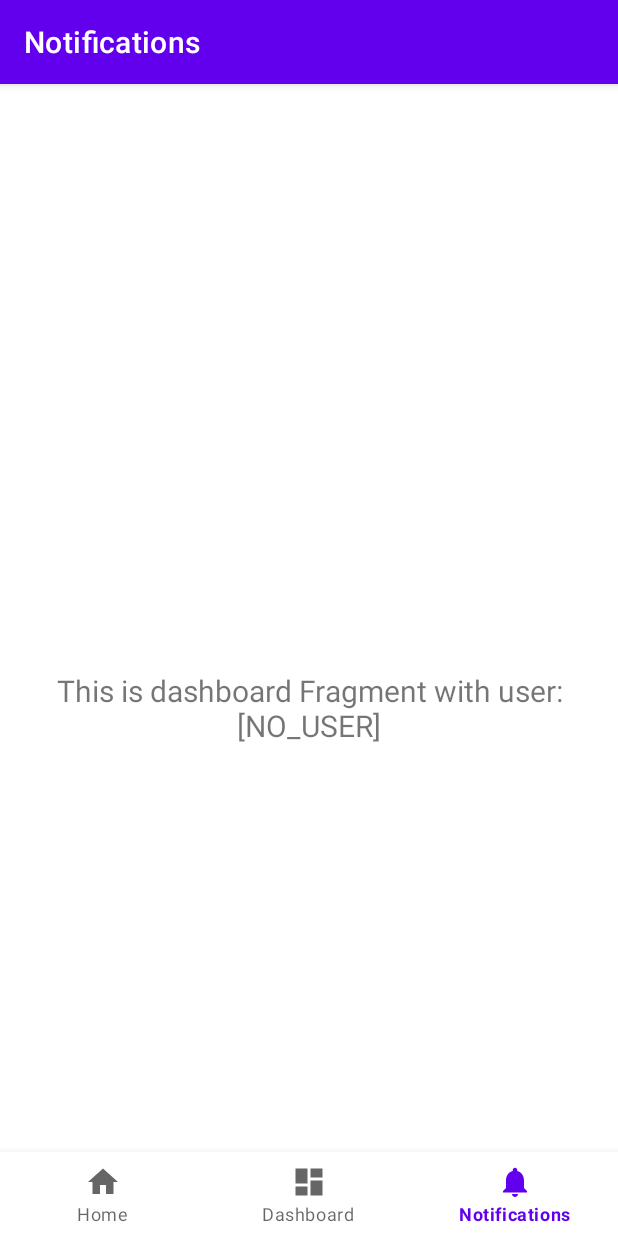
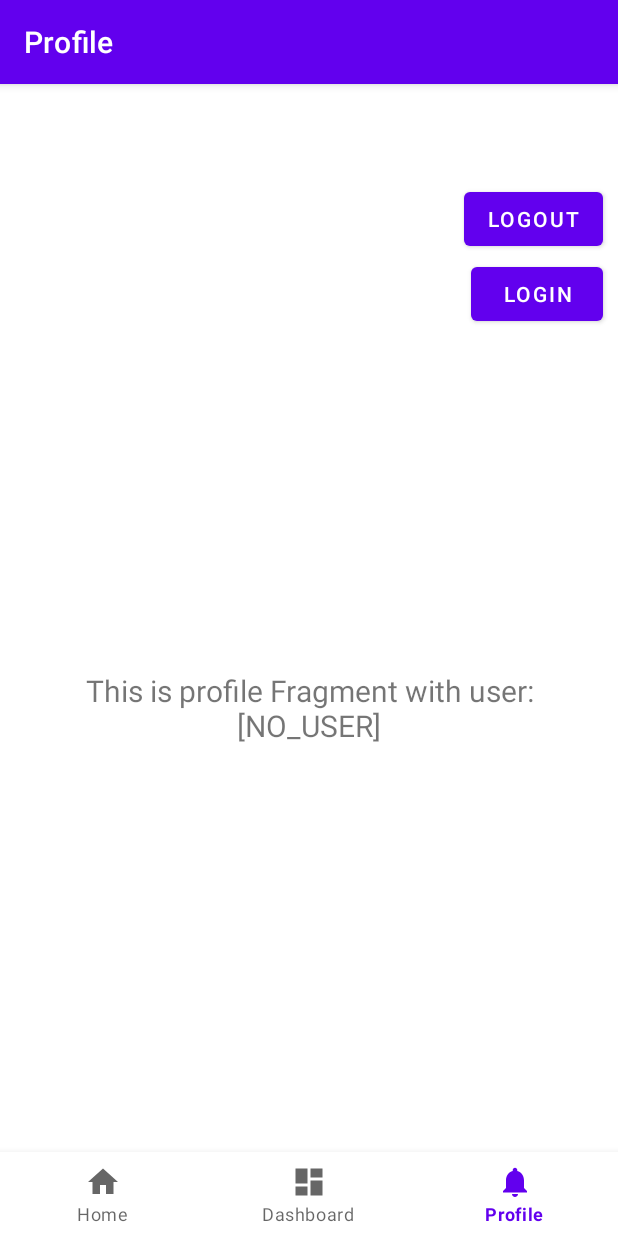
Before and after one commit to SPahooja/SocialSports, an Android app: the screen it shows after launch (MainActivity), item 3 of the bottom bar chosen, on a phone screen of 412 x 824 dp. Run offline under Robolectric (Android 15) with nearby library versions, the phone set to English and light mode, and no system bars; our stand-ins replace Dagger/Hilt's generated code, Firebase (no records; nobody signed in at launch, a user with empty details on screens opened directly), navigation-ui; libraries missing offline, so code that uses them is left out: com.firebase.ui; 1 statement that could not run was skipped.

Commit message:
Refactor/extract-firebase-auth-singleton (#12)
* refactor notification -> profile

* extract firebase auth singleton

```diff
--- a/app/src/main/java/com/uwcs446/socialsports/MainActivity.kt
+++ b/app/src/main/java/com/uwcs446/socialsports/MainActivity.kt
@@ -1,26 +1,17 @@
 package com.uwcs446.socialsports
 
-import android.content.Intent
 import android.os.Bundle
-import android.widget.Toast
 import androidx.activity.viewModels
 import androidx.appcompat.app.AppCompatActivity
 import androidx.navigation.findNavController
 import androidx.navigation.ui.AppBarConfiguration
 import androidx.navigation.ui.setupActionBarWithNavController
 import androidx.navigation.ui.setupWithNavController
-import com.firebase.ui.auth.IdpResponse.fromResultIntent
 import com.google.android.material.bottomnavigation.BottomNavigationView
 import com.google.firebase.auth.FirebaseAuth
 import com.uwcs446.socialsports.databinding.ActivityMainBinding
-import com.uwcs446.socialsports.services.user.FirebaseUserLoginService
-import com.uwcs446.socialsports.utils.RC_SIGN_IN
+import com.uwcs446.socialsports.services.user.UserLoginService
 import dagger.hilt.android.AndroidEntryPoint
-import com.firebase.ui.auth.IdpResponse
-import com.google.android.material.bottomnavigation.BottomNavigationView
-import com.google.firebase.auth.FirebaseAuth
-import com.uwcs446.socialsports.databinding.ActivityMainBinding
-import com.uwcs446.socialsports.services.user.CurrentUserService
 
 @AndroidEntryPoint
 class MainActivity :
@@ -36,15 +27,14 @@ class MainActivity :
         binding = ActivityMainBinding.inflate(layoutInflater)
         setContentView(binding.root)
 
-        mainViewModel.login(this)
-        FirebaseUserLoginService.login(this)
+        UserLoginService.login(this)
 
         val navView: BottomNavigationView = binding.navView
 
         val navController = findNavController(R.id.nav_host_fragment_activity_main)
         val appBarConfiguration = AppBarConfiguration(
             setOf(
-                R.id.navigation_home, R.id.navigation_dashboard, R.id.navigation_notifications
+                R.id.navigation_home, R.id.navigation_dashboard, R.id.navigation_profile
             )
         )
         setupActionBarWithNavController(navController, appBarConfiguration)
@@ -63,15 +53,15 @@ class MainActivity :
         mainViewModel.handleAuthChange()
     }
 
-    override fun onActivityResult(requestCode: Int, resultCode: Int, data: Intent?) {
-        super.onActivityResult(requestCode, resultCode, data)
-        if (requestCode == RC_SIGN_IN) {
-            if (resultCode == RESULT_OK) {
-                val response = fromResultIntent(data)
-                Toast.makeText(this, "Logged-In", Toast.LENGTH_SHORT).show() // TODO
-            } else {
-                Toast.makeText(this, "U messed up", Toast.LENGTH_SHORT).show() // TODO
-            }
-        }
-    }
+//    override fun onActivityResult(requestCode: Int, resultCode: Int, data: Intent?) {
+//        super.onActivityResult(requestCode, resultCode, data)
+//        if (requestCode == RC_SIGN_IN) {
+//            if (resultCode == RESULT_OK) {
+//                val response = fromResultIntent(data)
+//                Toast.makeText(this, "Logged-In", Toast.LENGTH_SHORT).show() // TODO
+//            } else {
+//                Toast.makeText(this, "U messed up", Toast.LENGTH_SHORT).show() // TODO
+//            }
+//        }
+//    }
 }
--- a/app/src/main/java/com/uwcs446/socialsports/MainViewModel.kt
+++ b/app/src/main/java/com/uwcs446/socialsports/MainViewModel.kt
@@ -1,18 +1,16 @@
 package com.uwcs446.socialsports
 
-import android.app.Activity
 import androidx.lifecycle.ViewModel
 import com.uwcs446.socialsports.services.user.UserRepository
 import dagger.hilt.android.lifecycle.HiltViewModel
 import javax.inject.Inject
 
 @HiltViewModel
-class MainViewModel @Inject constructor(private val userRepository: UserRepository) : ViewModel() {
+class MainViewModel
+@Inject constructor(
+    private val userRepository: UserRepository
+) : ViewModel() {
     fun handleAuthChange() {
         userRepository.handleAuthChange()
     }
-
-    fun login(activity: Activity) {
-        userRepository.login(activity)
-    }
 }
--- /dev/null
+++ b/app/src/main/java/com/uwcs446/socialsports/di/module/FirebaseModule.kt
@@ -0,0 +1,17 @@
+package com.uwcs446.socialsports.di.module
+
+import com.google.firebase.auth.FirebaseAuth
+import dagger.Module
+import dagger.Provides
+import dagger.hilt.InstallIn
+import dagger.hilt.components.SingletonComponent
+import javax.inject.Singleton
+
+@Module
+@InstallIn(SingletonComponent::class)
+class FirebaseModule {
+
+    @Provides
+    @Singleton
+    fun provideFirebaseAuth(): FirebaseAuth = FirebaseAuth.getInstance()
+}
--- a/app/src/main/java/com/uwcs446/socialsports/di/module/UserModule.kt
+++ b/app/src/main/java/com/uwcs446/socialsports/di/module/UserModule.kt
@@ -1,5 +1,6 @@
 package com.uwcs446.socialsports.di.module
 
+import com.google.firebase.auth.FirebaseAuth
 import com.uwcs446.socialsports.services.user.CurrentUserService
 import com.uwcs446.socialsports.services.user.UserRepository
 import dagger.Module
@@ -18,7 +19,7 @@ class UserModule {
 
     @Provides
     @Singleton
-    fun provideCurrentUserService() = CurrentUserService()
+    fun provideCurrentUserService(firebaseAuth: FirebaseAuth) = CurrentUserService(firebaseAuth)
 
 //
 //    @Singleton
--- a/app/src/main/java/com/uwcs446/socialsports/services/user/CurrentUserService.kt
+++ b/app/src/main/java/com/uwcs446/socialsports/services/user/CurrentUserService.kt
@@ -1,17 +1,18 @@
 package com.uwcs446.socialsports.services.user
 
-import android.app.Activity
 import androidx.lifecycle.LiveData
 import androidx.lifecycle.MutableLiveData
 import com.google.firebase.auth.FirebaseAuth
+import javax.inject.Inject
 
-class CurrentUserService :
+class CurrentUserService
+@Inject constructor(
+    private val firebaseAuth: FirebaseAuth
+) :
     UserRepository {
 
     // Can also use auth state listeners
     // https://firebase.google.com/docs/reference/android/com/google/firebase/auth/FirebaseAuth.AuthStateListener
-
-    private val firebase = FirebaseAuth.getInstance()
 
     private val _user = MutableLiveData<User>().apply {
         value = currentUser
@@ -20,7 +21,7 @@ class CurrentUserService :
     override val user: LiveData<User> = _user
 
     private val currentFirebaseUser
-        get() = firebase.currentUser
+        get() = firebaseAuth.currentUser
 
     private val currentUser
         get() = User.from(currentFirebaseUser)
@@ -30,20 +31,13 @@ class CurrentUserService :
     }
 
     override fun logout() {
-        firebase
+        firebaseAuth
             .signOut()
             .also { refreshUser() }
     }
 
-    override fun login(activity: Activity) {
-        if (currentFirebaseUser != null) return
-        FirebaseUserLoginService
-            .login(activity)
-            .also { refreshUser() }
-    }
-
     override fun handleAuthChange() {
-        // TODO handle user data changes
+        // TODO handle user data changes, enforce signing in
         refreshUser()
     }
 
--- a/app/src/main/java/com/uwcs446/socialsports/services/user/FirebaseUserLoginService.kt
+++ b/app/src/main/java/com/uwcs446/socialsports/services/user/UserLoginService.kt
@@ -3,12 +3,15 @@ package com.uwcs446.socialsports.services.user
 import android.app.Activity
 import androidx.core.app.ActivityCompat
 import com.firebase.ui.auth.AuthUI
+import com.google.firebase.auth.FirebaseAuth
 import com.uwcs446.socialsports.R
 import com.uwcs446.socialsports.utils.RC_SIGN_IN
 
-object FirebaseUserLoginService {
+object UserLoginService {
 
     fun login(activity: Activity) {
+
+        if (FirebaseAuth.getInstance().currentUser != null) return
 
         ActivityCompat.startActivityForResult(
             activity,
--- a/app/src/main/java/com/uwcs446/socialsports/services/user/UserRepository.kt
+++ b/app/src/main/java/com/uwcs446/socialsports/services/user/UserRepository.kt
@@ -1,6 +1,5 @@
 package com.uwcs446.socialsports.services.user
 
-import android.app.Activity
 import androidx.lifecycle.LiveData
 
 interface UserRepository {
@@ -11,7 +10,7 @@ interface UserRepository {
 
     fun logout()
 
-    fun login(activity: Activity)
+//    fun login(activity: Activity)
 
     fun handleAuthChange()
 }
--- a/app/src/main/java/com/uwcs446/socialsports/ui/dashboard/DashboardFragment.kt
+++ b/app/src/main/java/com/uwcs446/socialsports/ui/dashboard/DashboardFragment.kt
@@ -7,7 +7,6 @@ import android.view.ViewGroup
 import android.widget.TextView
 import androidx.fragment.app.Fragment
 import androidx.fragment.app.viewModels
-import androidx.lifecycle.ViewModelProvider
 import com.uwcs446.socialsports.databinding.FragmentDashboardBinding
 import dagger.hilt.android.AndroidEntryPoint
 
--- a/app/src/main/java/com/uwcs446/socialsports/ui/notifications/NotificationsFragment.kt
+++ /dev/null
@@ -1,57 +0,0 @@
-package com.uwcs446.socialsports.ui.notifications
-
-import android.os.Bundle
-import android.view.LayoutInflater
-import android.view.View
-import android.view.ViewGroup
-import android.widget.TextView
-import androidx.fragment.app.Fragment
-import androidx.lifecycle.ViewModelProvider
-import com.firebase.ui.auth.AuthUI
-import com.uwcs446.socialsports.databinding.FragmentNotificationsBinding
-import com.uwcs446.socialsports.utils.Resource
-import dagger.hilt.android.AndroidEntryPoint
-
-@AndroidEntryPoint
-class NotificationsFragment : Fragment() {
-
-    private lateinit var notificationsViewModel: NotificationsViewModel
-    private var _binding: FragmentNotificationsBinding? = null
-
-    private val binding get() = _binding!!
-
-    override fun onCreateView(
-        inflater: LayoutInflater,
-        container: ViewGroup?,
-        savedInstanceState: Bundle?
-    ): View {
-        notificationsViewModel =
-            ViewModelProvider(this).get(NotificationsViewModel::class.java)
-
-        _binding = FragmentNotificationsBinding.inflate(inflater, container, false)
-        val root: View = binding.root
-
-        binding.logoutButton.setOnClickListener { notificationsViewModel.handleLogout() }
-        binding.loginButton.setOnClickListener { notificationsViewModel.handleLogin(requireActivity()) }
-
-        val textView: TextView = binding.textNotifications
-        notificationsViewModel.text.observe(
-            viewLifecycleOwner,
-            {
-                textView.text = it
-            }
-        )
-        val res = notificationsViewModel.testResource()
-        when (res) {
-            is Resource.Error -> TODO()
-            is Resource.Loading -> TODO()
-            is Resource.Success -> TODO()
-        }
-        return root
-    }
-
-    override fun onDestroyView() {
-        super.onDestroyView()
-        _binding = null
-    }
-}
--- /dev/null
+++ b/app/src/main/java/com/uwcs446/socialsports/ui/profile/ProfileFragment.kt
@@ -0,0 +1,58 @@
+package com.uwcs446.socialsports.ui.profile
+
+import android.os.Bundle
+import android.view.LayoutInflater
+import android.view.View
+import android.view.ViewGroup
+import android.widget.TextView
+import androidx.fragment.app.Fragment
+import androidx.fragment.app.viewModels
+import com.uwcs446.socialsports.databinding.FragmentProfileBinding
+import com.uwcs446.socialsports.services.user.UserLoginService
+import com.uwcs446.socialsports.utils.Resource
+import dagger.hilt.android.AndroidEntryPoint
+
+@AndroidEntryPoint
+class ProfileFragment : Fragment() {
+
+    private val viewModel: ProfileViewModel by viewModels()
+    private var _binding: FragmentProfileBinding? = null
+
+    private val binding get() = _binding!!
+
+    override fun onCreateView(
+        inflater: LayoutInflater,
+        container: ViewGroup?,
+        savedInstanceState: Bundle?
+    ): View {
+
+        _binding = FragmentProfileBinding.inflate(inflater, container, false)
+        val root: View = binding.root
+
+        binding.logoutButton.setOnClickListener { viewModel.handleLogout() }
+        binding.loginButton.setOnClickListener { UserLoginService.login(requireActivity()) }
+
+        val textView: TextView = binding.textProfile
+        viewModel.text.observe(
+            viewLifecycleOwner,
+            {
+                textView.text = it
+            }
+        )
+        println(
+            "Resource is ${
+            when (viewModel.testResource()) {
+                is Resource.Error -> "in Error"
+                is Resource.Loading -> "Loading"
+                is Resource.Success -> "Done"
+            }
+            }"
+        )
+        return root
+    }
+
+    override fun onDestroyView() {
+        super.onDestroyView()
+        _binding = null
+    }
+}
--- a/app/src/main/java/com/uwcs446/socialsports/ui/notifications/NotificationsViewModel.kt
+++ b/app/src/main/java/com/uwcs446/socialsports/ui/profile/ProfileViewModel.kt
@@ -1,6 +1,5 @@
-package com.uwcs446.socialsports.ui.notifications
+package com.uwcs446.socialsports.ui.profile
 
-import android.app.Activity
 import androidx.lifecycle.LiveData
 import androidx.lifecycle.MutableLiveData
 import androidx.lifecycle.Observer
@@ -12,7 +11,7 @@ import dagger.hilt.android.lifecycle.HiltViewModel
 import javax.inject.Inject
 
 @HiltViewModel
-class NotificationsViewModel
+class ProfileViewModel
 @Inject constructor(
     private val userRepository: UserRepository
 ) : ViewModel() {
@@ -34,11 +33,7 @@ class NotificationsViewModel
         userRepository.logout()
     }
 
-    fun handleLogin(activity: Activity) {
-        userRepository.login(activity)
-    }
-
-    fun testResource(): Resource<String> {
+    fun testResource(): Resource<String> { // TODO remove
         return Resource.Loading("llll")
     }
 
@@ -48,5 +43,5 @@ class NotificationsViewModel
     }
 
     private fun computeLabel() =
-        "This is notifications Fragment with user: [${userRepository.getUser()?.id ?: "NO_USER"}]"
+        "This is profile Fragment with user: [${userRepository.getUser()?.id ?: "NO_USER"}]"
 }
--- /dev/null
+++ b/app/src/main/res/drawable-anydpi/ic_add_fab.xml
@@ -0,0 +1,11 @@
+<vector xmlns:android="http://schemas.android.com/apk/res/android"
+    android:width="24dp"
+    android:height="24dp"
+    android:viewportWidth="24"
+    android:viewportHeight="24"
+    android:tint="#FFFFFF"
+    android:alpha="0.8">
+  <path
+      android:fillColor="@android:color/white"
+      android:pathData="M19,13h-6v6h-2v-6H5v-2h6V5h2v6h6v2z"/>
+</vector>
--- a/app/src/main/res/layout/fragment_notifications.xml
+++ b/app/src/main/res/layout/fragment_profile.xml
@@ -4,10 +4,10 @@
     xmlns:tools="http://schemas.android.com/tools"
     android:layout_width="match_parent"
     android:layout_height="match_parent"
-    tools:context=".ui.notifications.NotificationsFragment">
+    tools:context=".ui.profile.ProfileFragment">
 
     <TextView
-        android:id="@+id/text_notifications"
+        android:id="@+id/text_profile"
         android:layout_width="match_parent"
         android:layout_height="wrap_content"
         android:layout_marginStart="8dp"
--- a/app/src/main/res/menu/bottom_nav_menu.xml
+++ b/app/src/main/res/menu/bottom_nav_menu.xml
@@ -12,8 +12,8 @@
         android:title="@string/title_dashboard" />
 
     <item
-        android:id="@+id/navigation_notifications"
+        android:id="@+id/navigation_profile"
         android:icon="@drawable/ic_notifications_black_24dp"
-        android:title="@string/title_notifications" />
+        android:title="@string/title_profile" />
 
 </menu>
--- a/app/src/main/res/navigation/mobile_navigation.xml
+++ b/app/src/main/res/navigation/mobile_navigation.xml
@@ -18,8 +18,8 @@
         tools:layout="@layout/fragment_dashboard" />
 
     <fragment
-        android:id="@+id/navigation_notifications"
-        android:name="com.uwcs446.socialsports.ui.notifications.NotificationsFragment"
-        android:label="@string/title_notifications"
-        tools:layout="@layout/fragment_notifications" />
+        android:id="@+id/navigation_profile"
+        android:name="com.uwcs446.socialsports.ui.profile.ProfileFragment"
+        android:label="@string/title_profile"
+        tools:layout="@layout/fragment_profile" />
 </navigation>
--- a/app/src/main/res/values/strings.xml
+++ b/app/src/main/res/values/strings.xml
@@ -2,7 +2,7 @@
     <string name="app_name">SocialSports</string>
     <string name="title_home">Home</string>
     <string name="title_dashboard">Dashboard</string>
-    <string name="title_notifications">Notifications</string>
+    <string name="title_profile">Profile</string>
     <string name="logout">Logout</string>
     <string name="login">login</string>
 </resources>
```
Also changed, not shown: app/build.gradle (+9 -3 lines), app/src/main/res/drawable-mdpi/ic_add_fab.png (added), app/src/main/res/drawable-xhdpi/ic_add_fab.png (added), app/src/main/res/drawable-xxhdpi/ic_add_fab.png (added).
